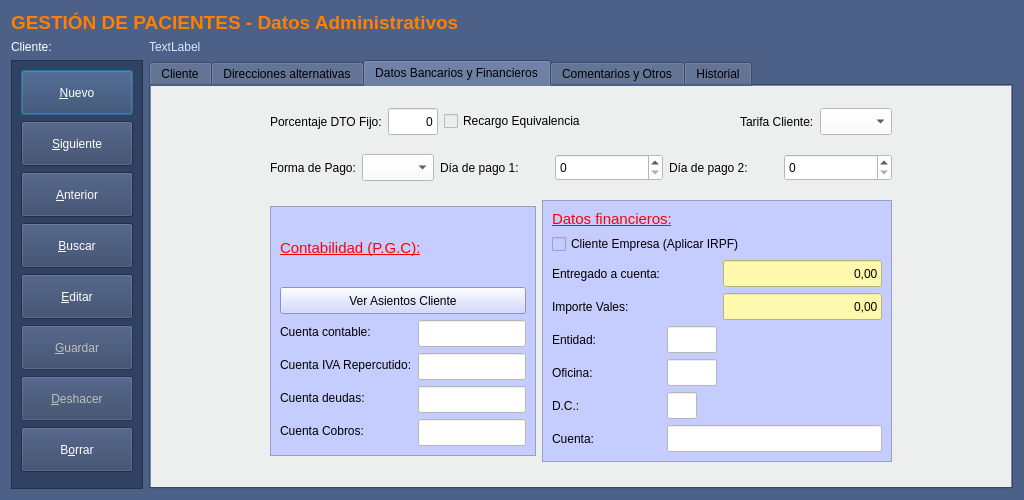
Qt form Zona_Pacientes/frmClientes.ui (arcnexus/RedFoX) before a commit.
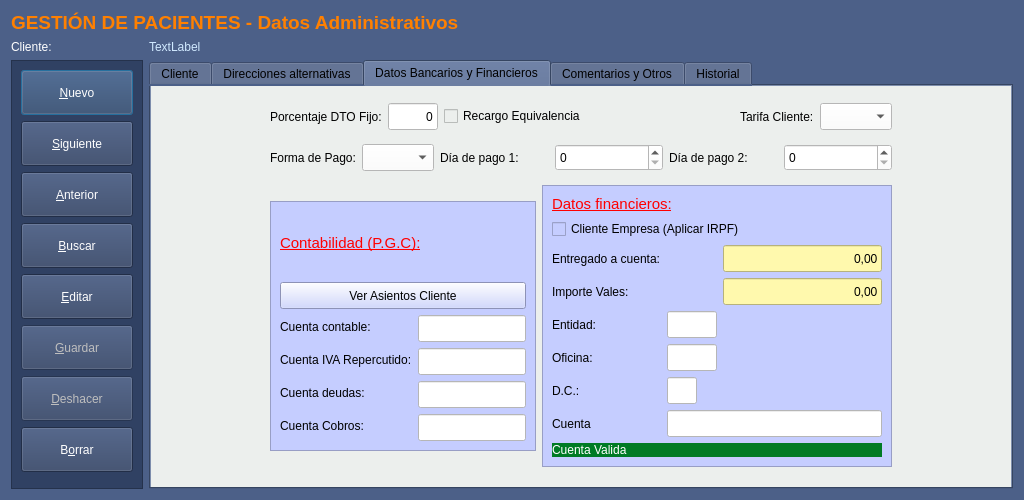
The same form after that commit. The open tabs and pages were chosen to show the change. Icons and pictures are not drawn.

Commit message: Cierro ventana clientes (Arreglo bugs y dejo como terminada)

```diff
--- a/Zona_Pacientes/frmClientes.ui
+++ b/Zona_Pacientes/frmClientes.ui
@@ -2172,7 +2172,7 @@
             <item row="6" column="0">
              <widget class="QLabel" name="label_81">
               <property name="text">
-               <string>Cuenta:</string>
+               <string>Cuenta</string>
               </property>
              </widget>
             </item>
@@ -2251,6 +2251,17 @@
               </property>
              </widget>
             </item>
+            <item row="7" column="0" colspan="3">
+             <widget class="QLabel" name="lblCuentavalida">
+              <property name="styleSheet">
+               <string notr="true">background-color: rgb(0, 123, 37);
+color: rgb(255, 255, 255);</string>
+              </property>
+              <property name="text">
+               <string>Cuenta Valida</string>
+              </property>
+             </widget>
+            </item>
            </layout>
           </item>
          </layout>
```
Left out of the diff: 26 changed lines with no effect on the pictures. The commit also changes 10 other files.
